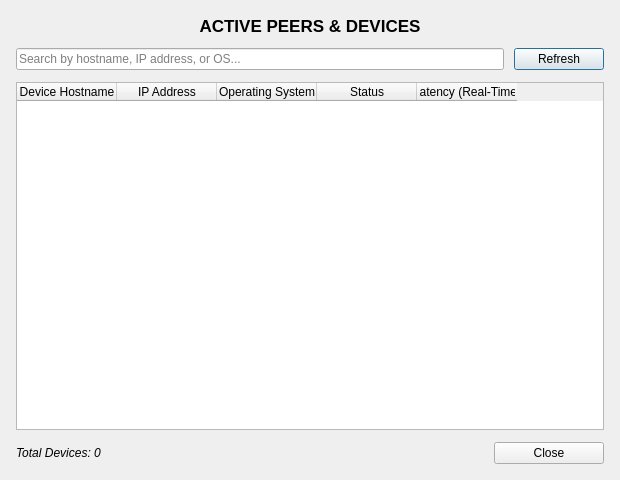
First picture: the form in pygui/dialogs/peer_list.ui, repository Arean82/Tailscale-Headscale-Client, before the edit.
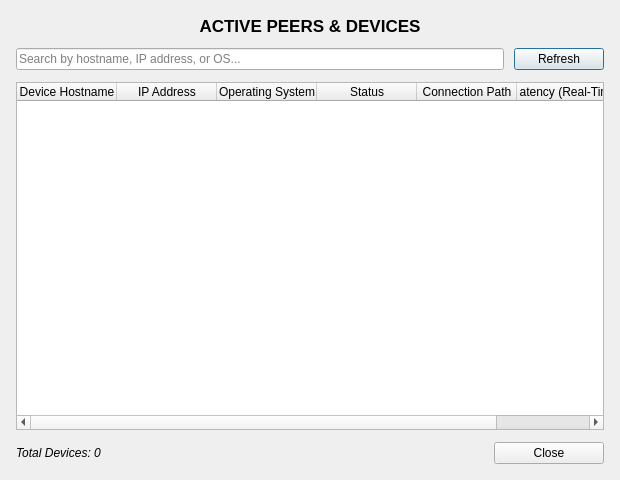
Second picture: the form after the edit.

```diff
--- a/pygui/dialogs/peer_list.ui
+++ b/pygui/dialogs/peer_list.ui
@@ -128,6 +128,11 @@
        <string>Status</string>
       </property>
      </column>
+     <column>
+      <property name="text">
+       <string>Connection Path</string>
+      </property>
+     </column>
      <column>
       <property name="text">
        <string>Latency (Real-Time)</string>
```
